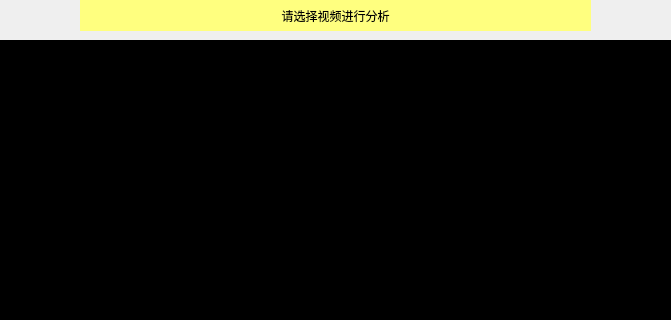
First picture: the form in GUI/gui.ui, repository zcharon/Smart-Transportation-System, before the edit; both pictures show x 130 to 801 and y 0 to 320 of the 1124 by 806 pixel window.
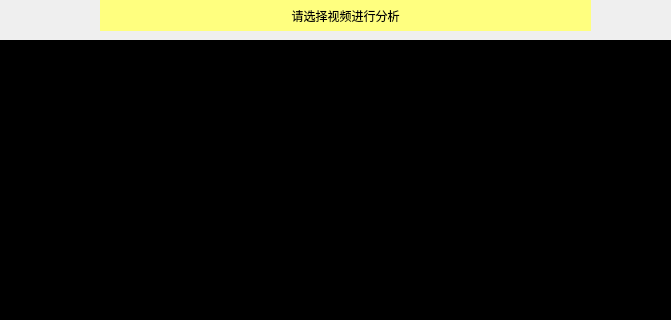
Second picture: the form after the edit.

What changed in the file:
```diff
--- a/GUI/gui.ui
+++ b/GUI/gui.ui
@@ -58,9 +58,9 @@
   <widget class="QLabel" name="label_head">
    <property name="geometry">
     <rect>
-     <x>210</x>
+     <x>230</x>
      <y>0</y>
-     <width>511</width>
+     <width>491</width>
      <height>31</height>
     </rect>
    </property>
```
